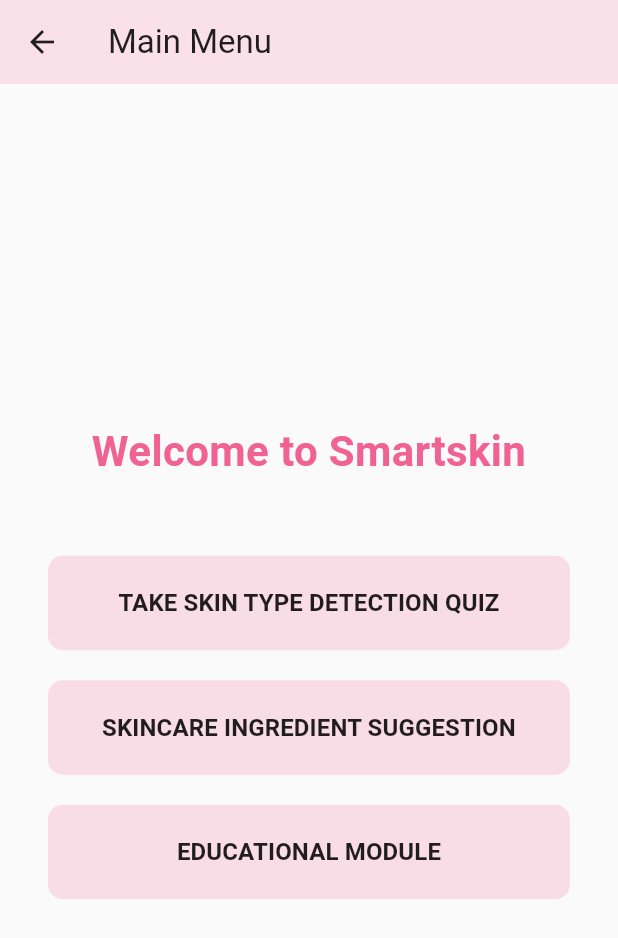
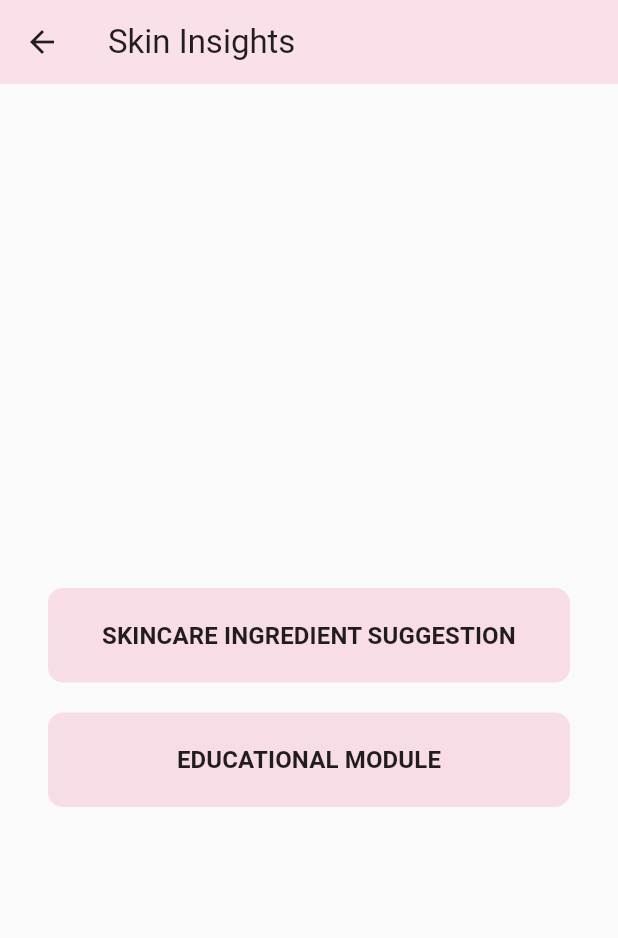
Before and after one commit to FathiahAisyah02/smartskin_app, a Flutter app: the screen it shows after launch, after a tap on the "apps" icon, on a phone screen of 412 x 824 dp. Shown: the top 938 px of the screen. Run offline on Flutter 3.47's test engine with Material 3 defaults, Android fonts, the light colour scheme and no system bars; our stand-ins replace camera, shared_preferences.

Commit message:
Updated app screens and added Skin Insights functionality

```diff
--- a/lib/screens/home_screen.dart
+++ b/lib/screens/home_screen.dart
@@ -3,7 +3,7 @@ import 'package:provider/provider.dart';
 import '../models/skin_detection_model.dart';
 import '../models/navigation_model.dart';
 import 'skin_quiz_screen.dart';
-import 'main_menu_screen.dart';
+import 'skin_insight_screen.dart';
 
 class HomeScreen extends StatelessWidget {
   const HomeScreen({super.key});
@@ -23,7 +23,7 @@ class HomeScreen extends StatelessWidget {
               tooltip: 'Open Main Menu',
               onPressed: () {
                 Navigator.of(context).push(
-                  MaterialPageRoute(builder: (context) => const MainMenuScreen()),
+                  MaterialPageRoute(builder: (context) => const SkinInsightsScreen()),
                 );
               },
             ),
--- a/lib/screens/main_screen.dart
+++ b/lib/screens/main_screen.dart
@@ -6,16 +6,18 @@ import 'scan_screen.dart';
 import 'guidance_screen.dart'; // Skincare Advice Tab
 import 'history_screen.dart';
 import 'profile_screen.dart';
+import 'skin_insight_screen.dart'; // Import MainMenuScreen
 
 class MainScreen extends StatelessWidget {
   const MainScreen({super.key});
 
-  // The screens assigned to the 5 bottom navigation tabs
+  // The screens assigned to the 5 bottom navigation tabs, including MainMenuScreen
   final List<Widget> _screens = const [
     HomeScreen(),
     ScanScreen(),
     GuidanceScreen(), // Skincare Advice Tab
     HistoryScreen(),
+    SkinInsightsScreen(), // Main Menu added as a new screen
     ProfileScreen(),
   ];
 
@@ -56,6 +58,11 @@ class MainScreen extends StatelessWidget {
                 label: 'History',
               ),
               BottomNavigationBarItem(
+                icon: Icon(Icons.menu_outlined),
+                activeIcon: Icon(Icons.menu),
+                label: 'SkinInsights', // Added "Main Menu" label
+              ),
+              BottomNavigationBarItem(
                 icon: Icon(Icons.person_outline),
                 activeIcon: Icon(Icons.person),
                 label: 'Profile',
--- a/lib/screens/scan_screen.dart
+++ b/lib/screens/scan_screen.dart
@@ -15,7 +15,7 @@ class ScanScreen extends StatefulWidget {
 class _ScanScreenState extends State<ScanScreen> {
   late CameraController _controller;
   late List<CameraDescription> _cameras;
-  late Future<void> _initializeControllerFuture;
+  Future<void>? _initializeControllerFuture;
 
   @override
   void initState() {
@@ -116,7 +116,7 @@ class _ScanScreenState extends State<ScanScreen> {
     return Scaffold(
       appBar: AppBar(title: const Text('Skin Scan')),
       body: FutureBuilder<void>(
-        future: _initializeControllerFuture,
+        future: _initializeControllerFuture!,
         builder: (context, snapshot) {
           if (snapshot.connectionState == ConnectionState.done) {
             if (!_controller.value.isInitialized) {
--- a/lib/screens/main_menu_screen.dart
+++ b/lib/screens/skin_insight_screen.dart
@@ -1,42 +1,24 @@
 import 'package:flutter/material.dart';
 import 'ingredient_suggestion_screen.dart';
 import 'educational_module_screen.dart';
-import 'skin_quiz_screen.dart';
 
-class MainMenuScreen extends StatelessWidget {
-  const MainMenuScreen({super.key});
+
+class SkinInsightsScreen extends StatelessWidget {  // Renamed to SkinInsightsScreen
+  const SkinInsightsScreen({super.key});
 
   @override
   Widget build(BuildContext context) {
     return Scaffold(
-      appBar: AppBar(title: const Text('Main Menu')),
+      appBar: AppBar(title: const Text('Skin Insights')),  // Updated AppBar title
       body: Center(
         child: Padding(
           padding: const EdgeInsets.all(32.0),
           child: Column(
             mainAxisAlignment: MainAxisAlignment.center,
             children: <Widget>[
-              Text(
-                'Welcome to Smartskin',
-                style: TextStyle(fontSize: 28, fontWeight: FontWeight.bold, color: Theme.of(context).colorScheme.primary),
-                textAlign: TextAlign.center,
-              ),
               const SizedBox(height: 50),
 
-              // 1. SKIN TYPE DETECTION QUIZ button
-              _buildMainMenuButton(
-                context,
-                text: 'TAKE SKIN TYPE DETECTION QUIZ',
-                onPressed: () {
-                    Navigator.push(
-                        context,
-                        MaterialPageRoute(builder: (c) => const SkinQuizScreen())
-                    );
-                },
-              ),
-              const SizedBox(height: 20),
-
-              // 2. SKINCARE INGREDIENT SUGGESTION button
+              // 1. SKINCARE INGREDIENT SUGGESTION button
               _buildMainMenuButton(
                 context,
                 text: 'SKINCARE INGREDIENT SUGGESTION',
@@ -49,7 +31,7 @@ class MainMenuScreen extends StatelessWidget {
               ),
               const SizedBox(height: 20),
 
-              // 3. EDUCATIONAL MODULE button
+              // 2. EDUCATIONAL MODULE button
               _buildMainMenuButton(
                 context,
                 text: 'EDUCATIONAL MODULE',
--- a/pubspec.yaml
+++ b/pubspec.yaml
@@ -19,6 +19,7 @@ dependencies:
   path_provider: ^2.1.1  # To get the temporary directory path for saving images
   shared_preferences: ^2.2.2 # For simple data persistence
   image: ^4.0.21         # For potential ML image pre-processing
+  image_picker: ^1.0.5
   # ----------------------------------------
 
 dev_dependencies:
```
Also changed, not shown: lib/models/skin_detection_model.dart (+72 -3 lines), pubspec.lock, 6 other files. Lines whose indentation alone changed are shown as unchanged.
